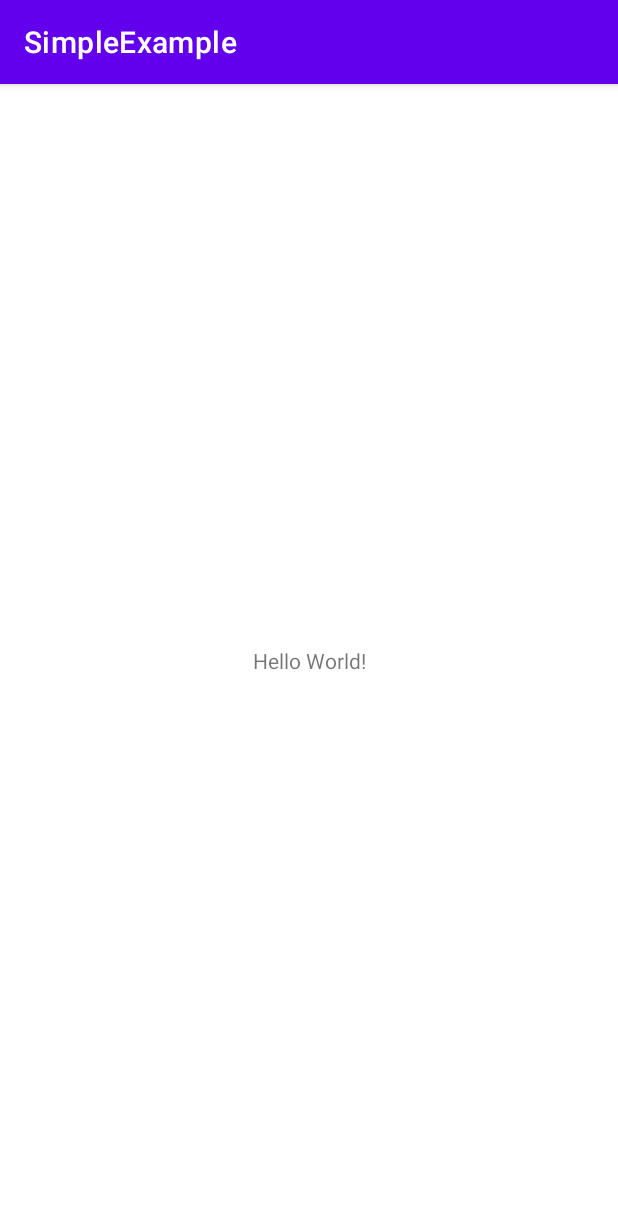
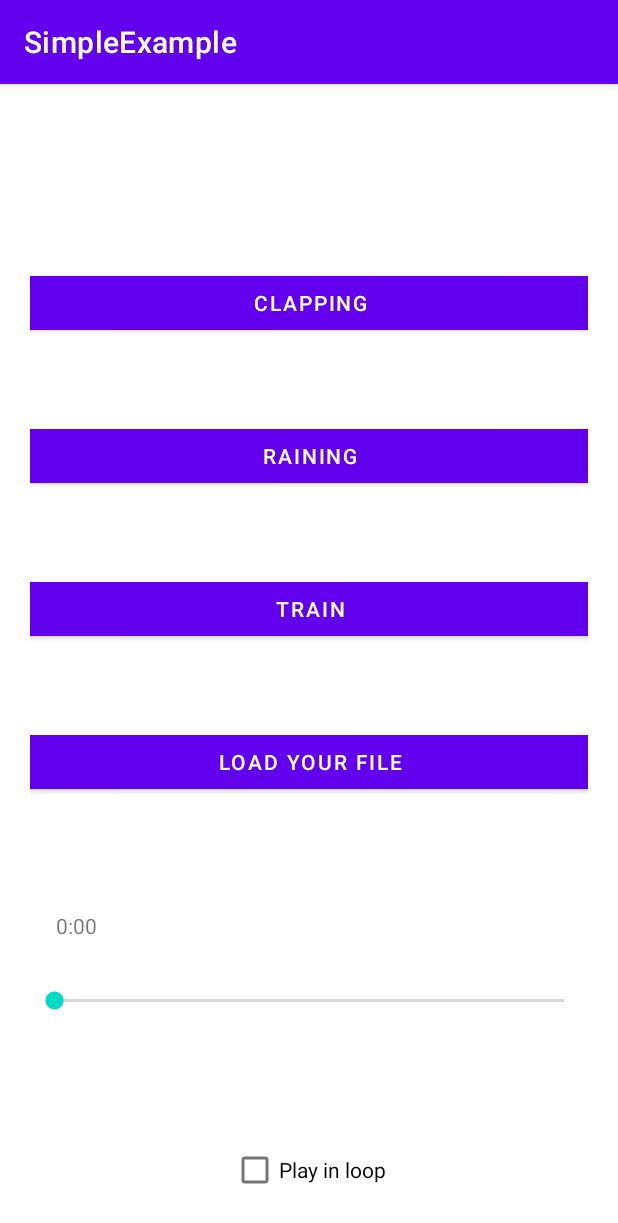
Before and after one commit to PrzemoNo1/SimpleAudioPlayer, an Android app: the screen it shows after launch (MainActivity), on a phone screen of 412 x 824 dp. Shown: the top 1223 px of the screen. Run offline under Robolectric (Android 15) with nearby library versions, the phone set to English and light mode, and no system bars.

Commit message:
Set activity_main.xml

```diff
--- a/app/src/main/res/layout/activity_main.xml
+++ b/app/src/main/res/layout/activity_main.xml
@@ -4,15 +4,100 @@
     xmlns:tools="http://schemas.android.com/tools"
     android:layout_width="match_parent"
     android:layout_height="match_parent"
+    android:layout_margin="20dp"
     tools:context=".MainActivity">
 
-    <TextView
-        android:layout_width="wrap_content"
+    <Button
+        android:id="@+id/btnClap"
+        android:layout_width="409dp"
         android:layout_height="wrap_content"
-        android:text="Hello World!"
+        android:text="Clapping"
+        app:layout_constraintBottom_toBottomOf="parent"
+        app:layout_constraintEnd_toEndOf="parent"
+        app:layout_constraintHorizontal_bias="0.5"
+        app:layout_constraintStart_toStartOf="parent"
+        app:layout_constraintTop_toTopOf="parent"
+        app:layout_constraintVertical_bias="0.15" />
+
+    <Button
+        android:id="@+id/btnRain"
+        android:layout_width="409dp"
+        android:layout_height="wrap_content"
+        android:text="Raining"
+        app:layout_constraintBottom_toBottomOf="parent"
+        app:layout_constraintEnd_toEndOf="parent"
+        app:layout_constraintHorizontal_bias="0.5"
+        app:layout_constraintStart_toStartOf="parent"
+        app:layout_constraintTop_toTopOf="parent"
+        app:layout_constraintVertical_bias="0.30" />
+
+    <Button
+        android:id="@+id/btnTrain"
+        android:layout_width="409dp"
+        android:layout_height="wrap_content"
+        android:text="Train"
+        app:layout_constraintBottom_toBottomOf="parent"
+        app:layout_constraintEnd_toEndOf="parent"
+        app:layout_constraintHorizontal_bias="0.5"
+        app:layout_constraintStart_toStartOf="parent"
+        app:layout_constraintTop_toTopOf="parent"
+        app:layout_constraintVertical_bias="0.45" />
+
+    <Button
+        android:id="@+id/btnFile"
+        android:layout_width="409dp"
+        android:layout_height="wrap_content"
+        android:text="Load your file"
+        app:layout_constraintBottom_toBottomOf="parent"
+        app:layout_constraintEnd_toEndOf="parent"
+        app:layout_constraintHorizontal_bias="0.5"
+        app:layout_constraintStart_toStartOf="parent"
+        app:layout_constraintTop_toTopOf="parent"
+        app:layout_constraintVertical_bias="0.60" />
+
+    <SeekBar
+        android:id="@+id/seekBar"
+        android:layout_width="0dp"
+        android:layout_height="wrap_content"
         app:layout_constraintBottom_toBottomOf="parent"
         app:layout_constraintEnd_toEndOf="parent"
         app:layout_constraintStart_toStartOf="parent"
-        app:layout_constraintTop_toTopOf="parent" />
+        app:layout_constraintTop_toTopOf="parent"
+        app:layout_constraintVertical_bias="0.82" />
+
+    <CheckBox
+        android:id="@+id/cbLoop"
+        android:layout_width="wrap_content"
+        android:layout_height="wrap_content"
+        android:text="Play in loop"
+        app:layout_constraintBottom_toBottomOf="parent"
+        app:layout_constraintEnd_toEndOf="parent"
+        app:layout_constraintHorizontal_bias="0.498"
+        app:layout_constraintStart_toStartOf="parent"
+        app:layout_constraintTop_toTopOf="parent"
+        app:layout_constraintVertical_bias="1.0" />
+
+    <TextView
+        android:id="@+id/tvProgress"
+        android:layout_width="wrap_content"
+        android:layout_height="wrap_content"
+        android:text="0:00"
+        app:layout_constraintBottom_toBottomOf="parent"
+        app:layout_constraintEnd_toEndOf="parent"
+        app:layout_constraintHorizontal_bias="0.051"
+        app:layout_constraintStart_toStartOf="parent"
+        app:layout_constraintTop_toTopOf="parent"
+        app:layout_constraintVertical_bias="0.75" />
+
+    <TextView
+        android:id="@+id/tvRemain"
+        android:layout_width="wrap_content"
+        android:layout_height="wrap_content"
+        app:layout_constraintBottom_toBottomOf="parent"
+        app:layout_constraintEnd_toEndOf="parent"
+        app:layout_constraintHorizontal_bias="0.948"
+        app:layout_constraintStart_toStartOf="parent"
+        app:layout_constraintTop_toTopOf="parent"
+        app:layout_constraintVertical_bias="0.75" />
 
 </androidx.constraintlayout.widget.ConstraintLayout>
```
